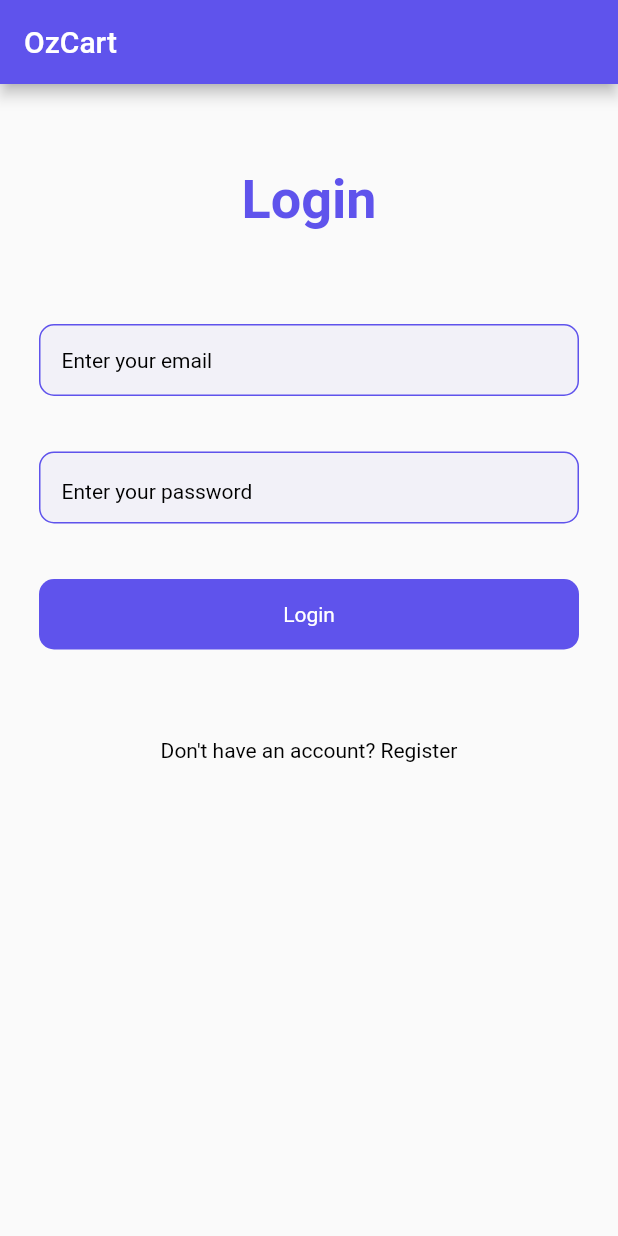
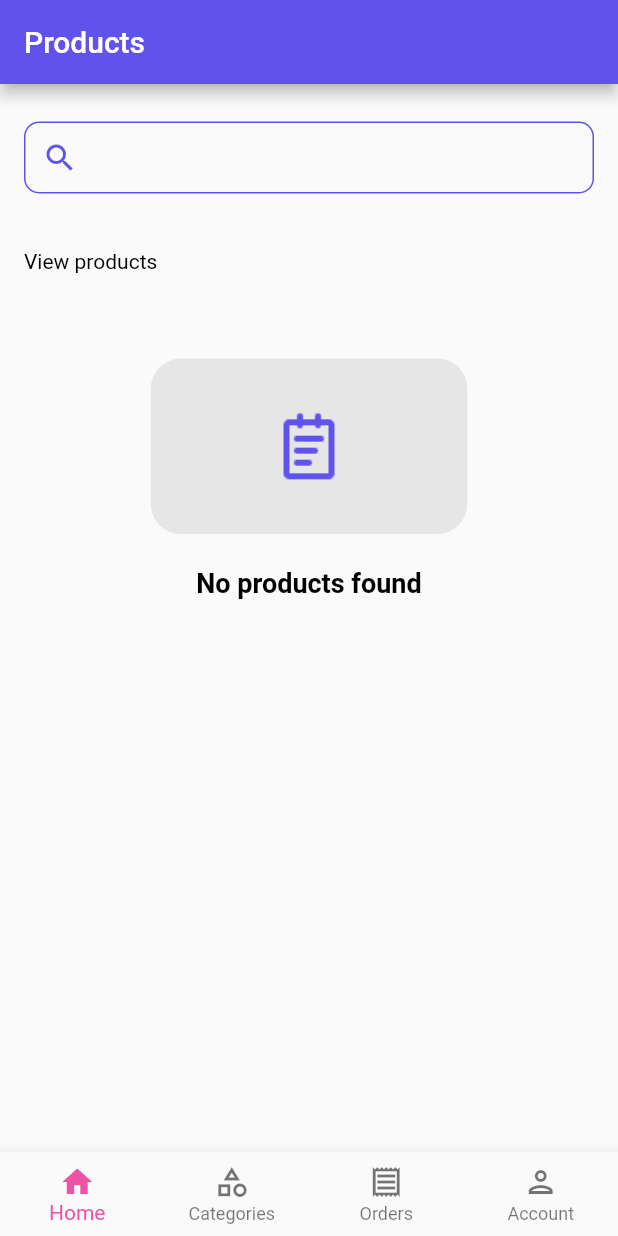
Before and after one commit to SamsonEshipillahPasili/ozcart, a Flutter app: the screen it shows after launch, on a phone screen of 412 x 824 dp. Run offline on Flutter 3.47's test engine with Material 2 defaults, Android fonts, the phone set to English and light mode, and no system bars; our stand-ins replace get.

Commit message:
Added home page with zero products

```diff
--- a/frontend/ozcart/lib/components/oz_password_field.dart
+++ b/frontend/ozcart/lib/components/oz_password_field.dart
@@ -27,7 +27,7 @@ class _OzPasswordFieldState extends State<OzPasswordField> {
         fillColor: Color(0xFFF2F1F8),
         hintText: 'Enter your password',
         hintStyle: Theme.of(context).textTheme.bodyText1,
-        suffix: GestureDetector(
+        suffixIcon: GestureDetector(
           onTap: () {
             setState(() {
               visibilityOff = !visibilityOff;
@@ -35,6 +35,7 @@ class _OzPasswordFieldState extends State<OzPasswordField> {
           },
           child: Icon(
             visibilityOff ? Icons.visibility_off : Icons.visibility,
+            color: Theme.of(context).primaryColor,
             size: 18,
           ),
         ),
--- /dev/null
+++ b/frontend/ozcart/lib/components/oz_search_field.dart
@@ -0,0 +1,26 @@
+import 'package:flutter/material.dart';
+import 'package:ozcart/theme/palette.dart';
+
+class OzSearchField extends StatelessWidget {
+  @override
+  Widget build(BuildContext context) {
+    return TextField(
+      style: Theme.of(context).textTheme.bodyText1,
+      decoration: InputDecoration(
+        contentPadding: EdgeInsets.only(left: 15),
+        enabledBorder: OutlineInputBorder(
+          borderRadius: BorderRadius.circular(10),
+          borderSide: BorderSide(color: primaryColor),
+        ),
+        focusedBorder: OutlineInputBorder(
+          borderRadius: BorderRadius.circular(10),
+          borderSide: BorderSide(color: accentColor),
+        ),
+        prefixIcon: Icon(
+          Icons.search_sharp,
+          color: Theme.of(context).primaryColor,
+        ),
+      ),
+    );
+  }
+}
--- a/frontend/ozcart/lib/main.dart
+++ b/frontend/ozcart/lib/main.dart
@@ -1,6 +1,7 @@
 import 'package:flutter/cupertino.dart';
 import 'package:flutter/material.dart';
 import 'package:get/get_navigation/src/root/get_material_app.dart';
+import 'package:ozcart/screens/home_screen.dart';
 import 'package:ozcart/screens/login_screen.dart';
 import 'package:ozcart/screens/register_screen.dart';
 import 'package:ozcart/screens/splash_screen.dart';
@@ -15,7 +16,7 @@ class MainApp extends StatelessWidget {
   Widget build(BuildContext context) {
     return GetMaterialApp(
       theme: theme,
-      home: LoginScreen(),
+      home: HomeScreen(),
       title: 'OzCart',
     );
   }
--- /dev/null
+++ b/frontend/ozcart/lib/screens/home_screen.dart
@@ -0,0 +1,54 @@
+import 'package:flutter/material.dart';
+import 'package:ozcart/screens/products_screen.dart';
+
+class HomeScreen extends StatefulWidget {
+  @override
+  _HomeScreenState createState() => _HomeScreenState();
+}
+
+class _HomeScreenState extends State<HomeScreen> {
+  var _currentIndex = 0;
+  final _homeScreens = [
+    ProductsScreen(),
+    Center(child: Text('Hi')),
+    Center(child: Text('Hi')),
+    Center(child: Text('Hi')),
+  ];
+
+  void _onNavigate(int index) {
+    setState(() {
+      _currentIndex = index;
+    });
+  }
+
+  @override
+  Widget build(BuildContext context) {
+    return Scaffold(
+      body: _homeScreens[_currentIndex],
+      bottomNavigationBar: BottomNavigationBar(
+        type: BottomNavigationBarType.fixed,
+        currentIndex: _currentIndex,
+        selectedItemColor: Theme.of(context).accentColor,
+        onTap: _onNavigate,
+        items: [
+          BottomNavigationBarItem(
+            icon: Icon(Icons.home),
+            label: 'Home',
+          ),
+          BottomNavigationBarItem(
+            icon: Icon(Icons.category_outlined),
+            label: 'Categories',
+          ),
+          BottomNavigationBarItem(
+            icon: Icon(Icons.receipt_outlined),
+            label: 'Orders',
+          ),
+          BottomNavigationBarItem(
+            icon: Icon(Icons.person_outlined),
+            label: 'Account',
+          ),
+        ],
+      ),
+    );
+  }
+}
--- /dev/null
+++ b/frontend/ozcart/lib/screens/products_screen.dart
@@ -0,0 +1,48 @@
+import 'package:flutter/material.dart';
+import 'package:ozcart/components/oz_search_field.dart';
+import 'package:ozcart/theme/palette.dart';
+
+class ProductsScreen extends StatelessWidget {
+  @override
+  Widget build(BuildContext context) {
+    return Scaffold(
+      appBar: AppBar(
+        title: Text('Products'),
+      ),
+      body: Padding(
+        padding: EdgeInsets.symmetric(horizontal: 16),
+        child: Column(
+          children: [
+            SizedBox(height: 25),
+            OzSearchField(),
+            SizedBox(height: 37),
+            Align(
+              child: Text(
+                'View products',
+                style: Theme.of(context).textTheme.bodyText1,
+              ),
+              alignment: Alignment.centerLeft,
+            ),
+            SizedBox(height: 57),
+            Container(
+              height: 117,
+              width: 211,
+              child: Center(
+                child: Image.asset('assets/no_product.png'),
+              ),
+              decoration: BoxDecoration(
+                color: lightGrey,
+                borderRadius: BorderRadius.all(Radius.circular(20)),
+              ),
+            ),
+            SizedBox(height: 22),
+            Text(
+              "No products found",
+              style: Theme.of(context).textTheme.headline5,
+            )
+          ],
+        ),
+      ),
+    );
+  }
+}
```
Also changed, not shown: frontend/ozcart/assets/no_product.png (added).
